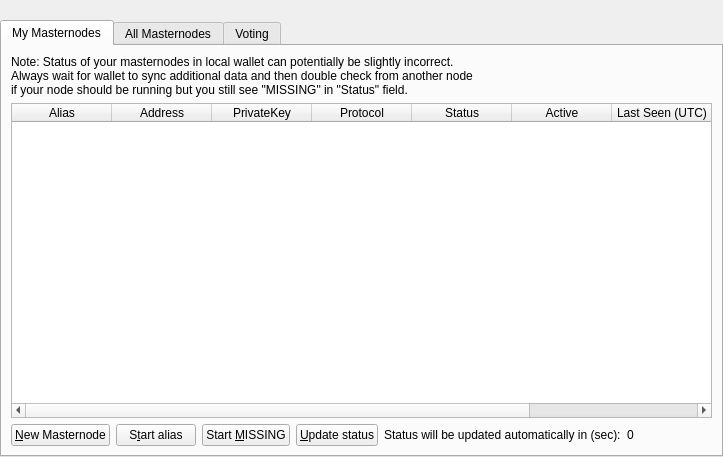
The window that src/qt/forms/masternodelist.ui (Crowndev/crown-evo) describes before a commit, drawn with Qt 5.
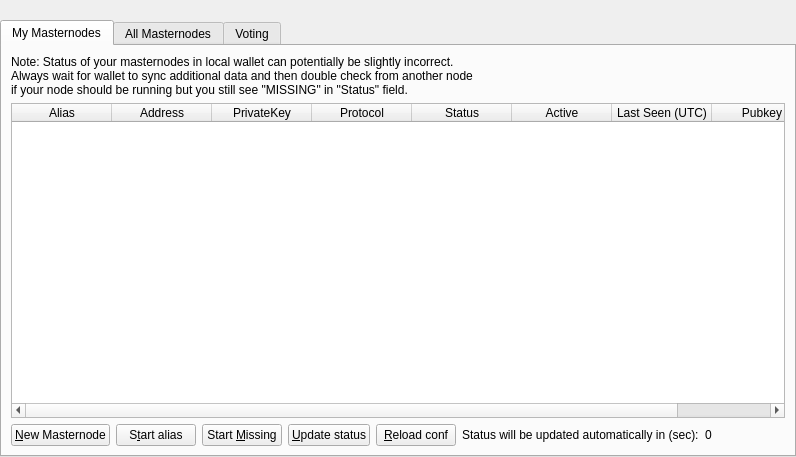
The same window after the commit. The open tabs and pages were chosen to show the change.

```diff
--- a/src/qt/forms/masternodelist.ui
+++ b/src/qt/forms/masternodelist.ui
@@ -6,7 +6,7 @@
    <rect>
     <x>0</x>
     <y>0</y>
-    <width>723</width>
+    <width>796</width>
     <height>457</height>
    </rect>
   </property>
@@ -163,7 +163,7 @@
              <item>
               <widget class="QPushButton" name="startMissingButton">
                <property name="text">
-                <string>Start &amp;MISSING</string>
+                <string>Start &amp;Missing</string>
                </property>
               </widget>
              </item>
@@ -174,6 +174,13 @@
                </property>
               </widget>
              </item>
+             <item>
+              <widget class="QPushButton" name="reloadButton">
+               <property name="text">
+                <string>&amp;Reload conf</string>
+               </property>
+              </widget>
+             </item>
              <item>
               <widget class="QLabel" name="autoupdate_label">
                <property name="text">
```
Left out of the diff: 3 changed lines with no effect on the pictures.
